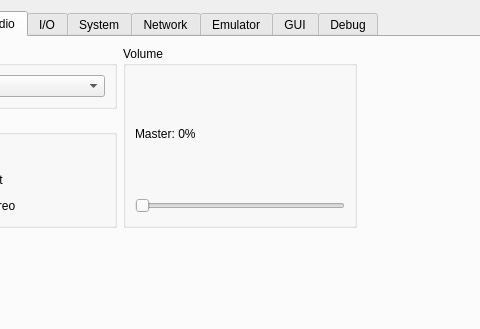
The window that rpcs3/rpcs3qt/settings_dialog.ui (RPCS3/rpcs3) describes before a commit, drawn with Qt 5; both pictures show x 139 to 619 and y 0 to 329 of the 752 by 580 pixel window.
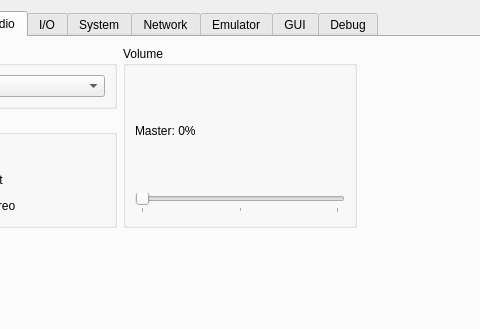
The same window after the commit. The open tabs and pages were chosen to show the change. Icons and pictures are not drawn.

Commit message: Qt: add tick marks to Master Volume Slider

What changed in the file:
```diff
--- a/rpcs3/rpcs3qt/settings_dialog.ui
+++ b/rpcs3/rpcs3qt/settings_dialog.ui
@@ -855,6 +855,12 @@
                 <property name="orientation">
                  <enum>Qt::Horizontal</enum>
                 </property>
+                <property name="tickPosition">
+                 <enum>QSlider::TicksBelow</enum>
+                </property>
+                <property name="tickInterval">
+                 <number>50</number>
+                </property>
                </widget>
               </item>
               <item>
```
The commit also changes 1 other file.
